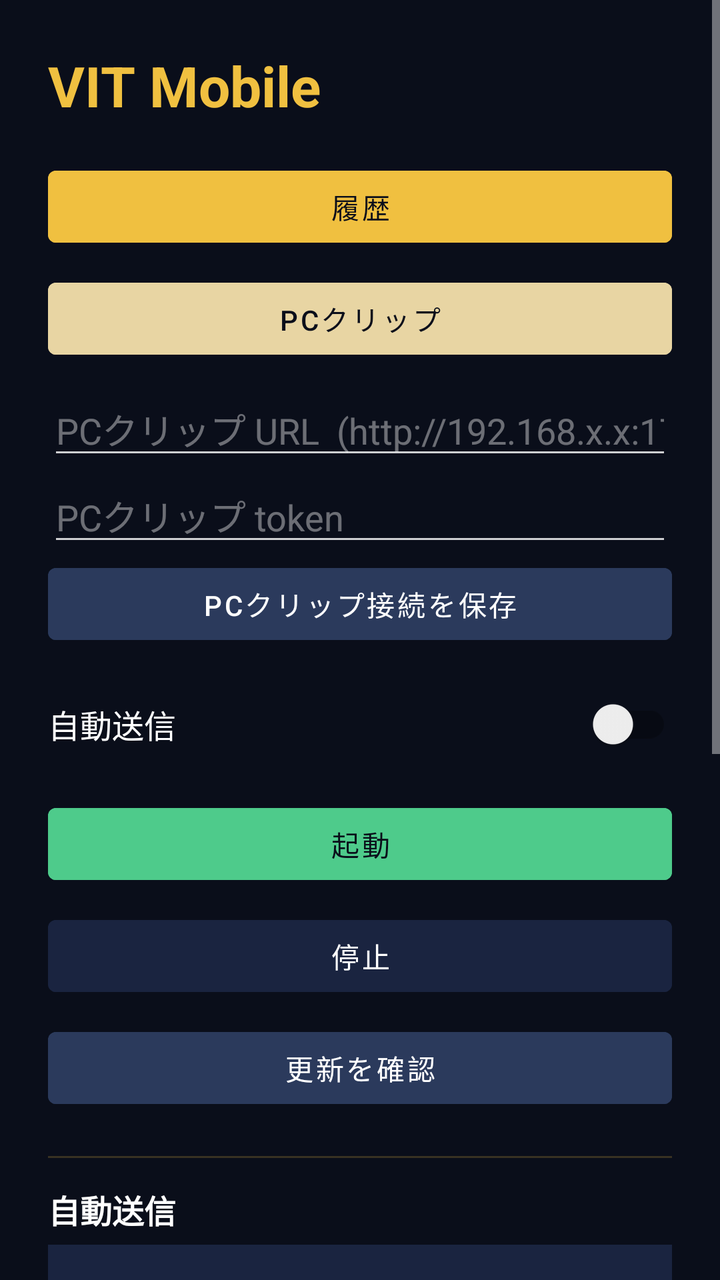
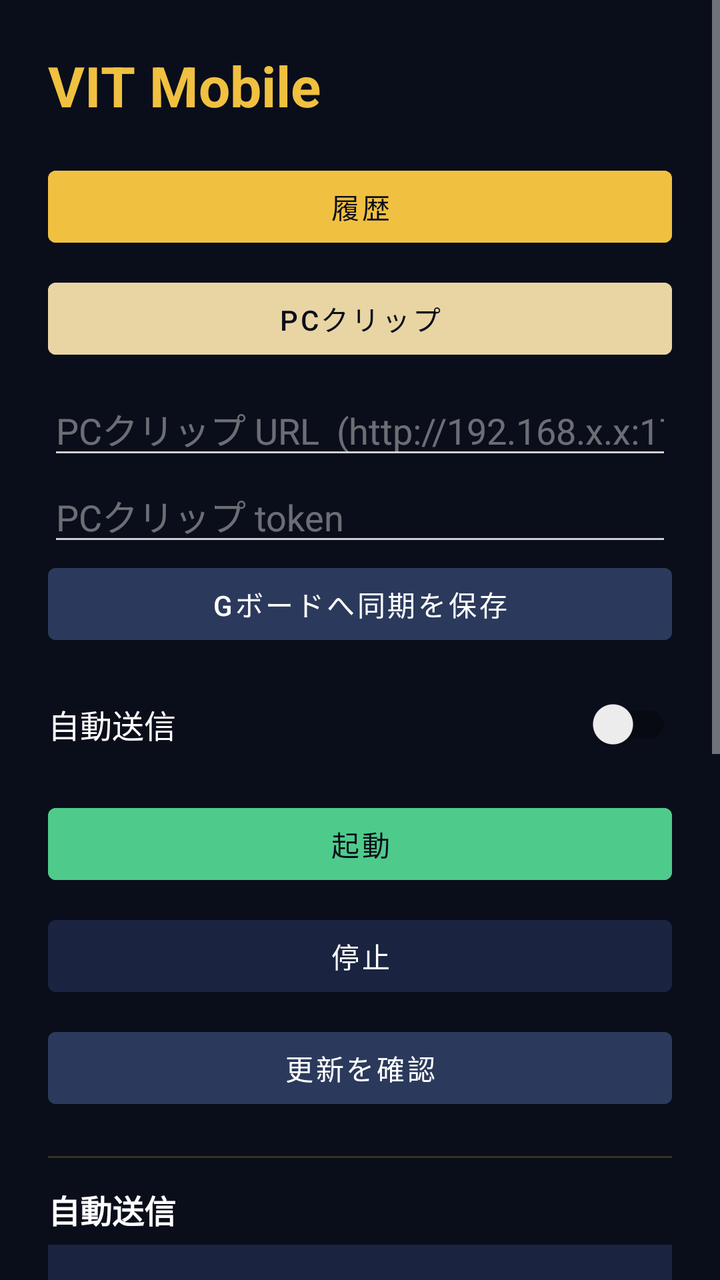

The first picture is an Android layout as it rendered before a commit; the second is the same layout after the commit. The layout source and the unified diff follow.
<!-- AndroidManifest.xml: application theme Theme.VitMobile -->
<!-- res/layout/activity_main.xml -->
<?xml version="1.0" encoding="utf-8"?>
<ScrollView xmlns:android="http://schemas.android.com/apk/res/android"
    android:layout_width="match_parent"
    android:layout_height="match_parent"
    android:background="#FF0A0E1A">

    <LinearLayout
        android:orientation="vertical"
        android:layout_width="match_parent"
        android:layout_height="wrap_content"
        android:padding="24dp">

        <TextView
            android:layout_width="match_parent"
            android:layout_height="wrap_content"
            android:text="@string/app_name"
            android:textSize="28sp"
            android:textStyle="bold"
            android:textColor="#FFF0C040"
            android:paddingBottom="18dp" />

        
        <Button
            android:id="@+id/btnHistory"
            android:layout_width="match_parent"
            android:layout_height="wrap_content"
            android:text="履歴"
            android:textColor="#FF0A0E1A"
            android:backgroundTint="#FFF0C040" />

        <Button
            android:id="@+id/btnClip"
            android:layout_width="match_parent"
            android:layout_height="wrap_content"
            android:layout_marginTop="8dp"
            android:text="PCクリップ"
            android:textColor="#FF0A0E1A"
            android:backgroundTint="#FFE8D5A3" />

        <EditText
            android:id="@+id/clipUrlInput"
            android:layout_width="match_parent"
            android:layout_height="wrap_content"
            android:layout_marginTop="8dp"
            android:hint="PCクリップ URL  (http://192.168.x.x:17890)"
            android:textColor="#FFFFFFFF"
            android:textColorHint="#66FFFFFF"
            android:inputType="textUri" />

        <EditText
            android:id="@+id/clipTokenInput"
            android:layout_width="match_parent"
            android:layout_height="wrap_content"
            android:hint="PCクリップ token"
            android:textColor="#FFFFFFFF"
            android:textColorHint="#66FFFFFF"
            android:inputType="text" />

        <Button
            android:id="@+id/saveClip"
            android:layout_width="match_parent"
            android:layout_height="wrap_content"
            android:text="PCクリップ接続を保存"
            android:textColor="#FFFFFFFF"
            android:backgroundTint="#FF2B3A5C" />

        <androidx.appcompat.widget.SwitchCompat
            android:id="@+id/autoEnterSwitch"
            android:layout_width="match_parent"
            android:layout_height="wrap_content"
            android:layout_marginTop="12dp"
            android:layout_marginBottom="4dp"
            android:text="自動送信"
            android:textColor="#FFFFFFFF"
            android:textSize="16sp" />

        <Button
            android:id="@+id/btnStartOverlay"
            android:layout_width="match_parent"
            android:layout_height="wrap_content"
            android:layout_marginTop="8dp"
            android:text="起動"
            android:textColor="#FF0A0E1A"
            android:backgroundTint="#FF4ECB8B" />

        <Button
            android:id="@+id/btnStopOverlay"
            android:layout_width="match_parent"
            android:layout_height="wrap_content"
            android:layout_marginTop="8dp"
            android:text="停止"
            android:textColor="#FFFFFFFF"
            android:backgroundTint="#FF1A2440" />

        <Button
            android:id="@+id/btnUpdate"
            android:layout_width="match_parent"
            android:layout_height="wrap_content"
            android:layout_marginTop="8dp"
            android:text="更新を確認"
            android:textColor="#FFFFFFFF"
            android:backgroundTint="#FF2B3A5C" />

        <View
            android:layout_width="match_parent"
            android:layout_height="1dp"
            android:layout_marginTop="20dp"
            android:layout_marginBottom="14dp"
            android:background="#33F0C040" />

        <TextView
            android:layout_width="match_parent"
            android:layout_height="wrap_content"
            android:text="自動送信"
            android:textStyle="bold"
            android:textSize="16sp"
            android:textColor="#FFFFFFFF"
            android:paddingBottom="6dp" />

        <EditText
            android:id="@+id/autoEnterInput"
            android:layout_width="match_parent"
            android:layout_height="wrap_content"
            android:minHeight="70dp"
            android:gravity="top|start"
            android:inputType="textMultiLine"
            android:textColor="#FFFFFFFF"
            android:textColorHint="#80FFFFFF"
            android:background="#FF1A2440"
            android:padding="12dp"
            android:textSize="13sp" />

        <LinearLayout
            android:orientation="horizontal"
            android:layout_width="match_parent"
            android:layout_height="wrap_content"
            android:layout_marginTop="8dp">

            <Button
                android:id="@+id/pickAutoEnter"
                android:layout_width="0dp"
                android:layout_weight="1"
                android:layout_height="wrap_content"
                android:text="アプリを選ぶ"
                android:textColor="#FFFFFFFF"
                android:backgroundTint="#FF1A2440" />

            <Button
                android:id="@+id/saveAutoEnter"
                android:layout_width="0dp"
                android:layout_weight="1"
                android:layout_height="wrap_content"
                android:layout_marginStart="8dp"
                android:text="保存"
                android:textColor="#FF0A0E1A"
                android:backgroundTint="#FFF0C040" />
        </LinearLayout>

        <Button
            android:id="@+id/btnAutoSendDiag"
            android:layout_width="match_parent"
            android:layout_height="wrap_content"
            android:layout_marginTop="8dp"
            android:text="診断"
            android:textColor="#FFFFFFFF"
            android:backgroundTint="#FF1A2440" />

        <TextView
            android:layout_width="match_parent"
            android:layout_height="wrap_content"
            android:text="除外アプリ"
            android:textStyle="bold"
            android:textSize="16sp"
            android:textColor="#FFFFFFFF"
            android:paddingTop="20dp"
            android:paddingBottom="6dp" />

        <EditText
            android:id="@+id/excludedInput"
            android:layout_width="match_parent"
            android:layout_height="wrap_content"
            android:minHeight="70dp"
            android:gravity="top|start"
            android:inputType="textMultiLine"
            android:textColor="#FFFFFFFF"
            android:textColorHint="#80FFFFFF"
            android:background="#FF1A2440"
            android:padding="12dp"
            android:textSize="13sp" />

        <Button
            android:id="@+id/saveExcluded"
            android:layout_width="match_parent"
            android:layout_height="wrap_content"
            android:layout_marginTop="8dp"
            android:text="保存"
            android:textColor="#FF0A0E1A"
            android:backgroundTint="#FFF0C040" />

        <View
            android:layout_width="match_parent"
            android:layout_height="1dp"
            android:layout_marginTop="20dp"
            android:layout_marginBottom="14dp"
            android:background="#33F0C040" />

        
        <Button
            android:id="@+id/btnToggleAdvanced"
            android:layout_width="match_parent"
            android:layout_height="wrap_content"
            android:text="設定を開く"
            android:textColor="#FFFFFFFF"
            android:backgroundTint="#FF1A2440" />

        <LinearLayout
            android:id="@+id/advancedBox"
            android:orientation="vertical"
            android:layout_width="match_parent"
            android:layout_height="wrap_content"
            android:visibility="gone">

            <TextView
                android:layout_width="match_parent"
                android:layout_height="wrap_content"
                android:text="権限"
                android:textStyle="bold"
                android:textSize="16sp"
                android:textColor="#FFFFFFFF"
                android:paddingTop="18dp"
                android:paddingBottom="6dp" />

            <Button
                android:id="@+id/btnOverlayPerm"
                android:layout_width="match_parent"
                android:layout_height="wrap_content"
                android:text="他のアプリの上に表示"
                android:textColor="#FFFFFFFF"
                android:backgroundTint="#FF1A2440" />

            <Button
                android:id="@+id/btnAccessibilityPerm"
                android:layout_width="match_parent"
                android:layout_height="wrap_content"
                android:layout_marginTop="6dp"
                android:text="ユーザー補助"
                android:textColor="#FFFFFFFF"
                android:backgroundTint="#FF1A2440" />

            <TextView
                android:layout_width="match_parent"
                android:layout_height="wrap_content"
                android:text="Groq APIキー"
                android:textStyle="bold"
                android:textSize="16sp"
                android:textColor="#FFFFFFFF"
                android:paddingTop="20dp"
                android:paddingBottom="6dp" />

            <EditText
                android:id="@+id/apiKeyInput"
                android:layout_width="match_parent"
                android:layout_height="wrap_content"
                android:hint="gsk_..."
                android:inputType="textPassword"
                android:textColor="#FFFFFFFF"
                android:textColorHint="#80FFFFFF"
                android:background="#FF1A2440"
                android:padding="12dp"
                android:autofillHints="password" />

            <Button
                android:id="@+id/saveApiKey"
                android:layout_width="match_parent"
                android:layout_height="wrap_content"
                android:layout_marginTop="8dp"
                android:text="保存"
                android:textColor="#FF0A0E1A"
                android:backgroundTint="#FFF0C040" />

            <TextView
                android:layout_width="match_parent"
                android:layout_height="wrap_content"
                android:text="Anthropic APIキー"
                android:textStyle="bold"
                android:textSize="16sp"
                android:textColor="#FFFFFFFF"
                android:paddingTop="20dp"
                android:paddingBottom="6dp" />

            <EditText
                android:id="@+id/anthropicKeyInput"
                android:layout_width="match_parent"
                android:layout_height="wrap_content"
                android:hint="sk-ant-..."
                android:inputType="textPassword"
                android:textColor="#FFFFFFFF"
                android:textColorHint="#80FFFFFF"
                android:background="#FF1A2440"
                android:padding="12dp"
                android:autofillHints="password" />

            <Button
                android:id="@+id/saveAnthropicKey"
                android:layout_width="match_parent"
                android:layout_height="wrap_content"
                android:layout_marginTop="8dp"
                android:text="保存"
                android:textColor="#FF0A0E1A"
                android:backgroundTint="#FFF0C040" />

            <androidx.appcompat.widget.SwitchCompat
                android:id="@+id/llmFixSwitch"
                android:layout_width="match_parent"
                android:layout_height="wrap_content"
                android:layout_marginTop="14dp"
                android:text="文章を整える"
                android:textColor="#FFFFFFFF"
                android:textSize="15sp" />

            <TextView
                android:layout_width="match_parent"
                android:layout_height="wrap_content"
                android:text="辞書"
                android:textStyle="bold"
                android:textSize="16sp"
                android:textColor="#FFFFFFFF"
                android:paddingTop="20dp"
                android:paddingBottom="6dp" />

            <EditText
                android:id="@+id/dictionaryInput"
                android:layout_width="match_parent"
                android:layout_height="wrap_content"
                android:minHeight="90dp"
                android:gravity="top|start"
                android:inputType="textMultiLine"
                android:textColor="#FFFFFFFF"
                android:textColorHint="#80FFFFFF"
                android:background="#FF1A2440"
                android:padding="12dp"
                android:textSize="13sp" />

            <Button
                android:id="@+id/saveDictionary"
                android:layout_width="match_parent"
                android:layout_height="wrap_content"
                android:layout_marginTop="8dp"
                android:text="保存"
                android:textColor="#FF0A0E1A"
                android:backgroundTint="#FFF0C040" />

            <TextView
                android:layout_width="match_parent"
                android:layout_height="wrap_content"
                android:text="ショートカット"
                android:textStyle="bold"
                android:textSize="16sp"
                android:textColor="#FFFFFFFF"
                android:paddingTop="20dp"
                android:paddingBottom="6dp" />

            <EditText
                android:id="@+id/snippetsInput"
                android:layout_width="match_parent"
                android:layout_height="wrap_content"
                android:minHeight="80dp"
                android:gravity="top|start"
                android:hint="住所|和歌山県〇〇市〇〇町1-2-3"
                android:inputType="textMultiLine"
                android:textColor="#FFFFFFFF"
                android:textColorHint="#80FFFFFF"
                android:background="#FF1A2440"
                android:padding="12dp"
                android:textSize="13sp" />

            <Button
                android:id="@+id/saveSnippets"
                android:layout_width="match_parent"
                android:layout_height="wrap_content"
                android:layout_marginTop="8dp"
                android:text="保存"
                android:textColor="#FF0A0E1A"
                android:backgroundTint="#FFF0C040" />

            <TextView
                android:layout_width="match_parent"
                android:layout_height="wrap_content"
                android:text="GitHubトークン"
                android:textStyle="bold"
                android:textSize="16sp"
                android:textColor="#FFFFFFFF"
                android:paddingTop="20dp"
                android:paddingBottom="6dp" />

            <EditText
                android:id="@+id/githubTokenInput"
                android:layout_width="match_parent"
                android:layout_height="wrap_content"
                android:hint="github_pat_..."
                android:inputType="textPassword"
                android:textColor="#FFFFFFFF"
                android:textColorHint="#80FFFFFF"
                android:background="#FF1A2440"
                android:padding="12dp"
                android:autofillHints="password" />

            <Button
                android:id="@+id/saveGithubToken"
                android:layout_width="match_parent"
                android:layout_height="wrap_content"
                android:layout_marginTop="8dp"
                android:text="保存"
                android:textColor="#FF0A0E1A"
                android:backgroundTint="#FFF0C040" />

            <Button
                android:id="@+id/btnSendFeedback"
                android:layout_width="match_parent"
                android:layout_height="wrap_content"
                android:layout_marginTop="8dp"
                android:layout_marginBottom="24dp"
                android:text="フィードバックを送る"
                android:textColor="#FFFFFFFF"
                android:backgroundTint="#FF1A2440" />
        </LinearLayout>
    </LinearLayout>
</ScrollView>
<!-- resources referenced by this layout -->
<resources>
  <string name="app_name">VIT Mobile</string>
  <style name="Theme.VitMobile" parent="Theme.MaterialComponents.DayNight.DarkActionBar">
          <item name="colorPrimary">@color/gold</item>
          <item name="colorPrimaryVariant">@color/gold_bright</item>
          <item name="colorOnPrimary">@color/navy</item>
          <item name="colorAccent">@color/gold</item>
          <item name="android:colorBackground">#FF0A0E1A</item>
          <item name="android:textColor">#FFFFFFFF</item>
          <item name="android:textColorPrimary">#FFFFFFFF</item>
          <item name="android:textColorSecondary">#CCFFFFFF</item>
          <item name="android:textColorHint">#80FFFFFF</item>
      </style>
  <color name="gold">#FFF0C040</color>
  <color name="gold_bright">#FFFFE066</color>
  <color name="navy">#FF0A0E1A</color>
</resources>

<!-- the commit's change to res/layout/activity_main.xml (unified diff, before → after) -->
@@ -60,7 +60,7 @@
             android:id="@+id/saveClip"
             android:layout_width="match_parent"
             android:layout_height="wrap_content"
-            android:text="PCクリップ接続を保存"
+            android:text="Gボードへ同期を保存"
             android:textColor="#FFFFFFFF"
             android:backgroundTint="#FF2B3A5C" />
 
